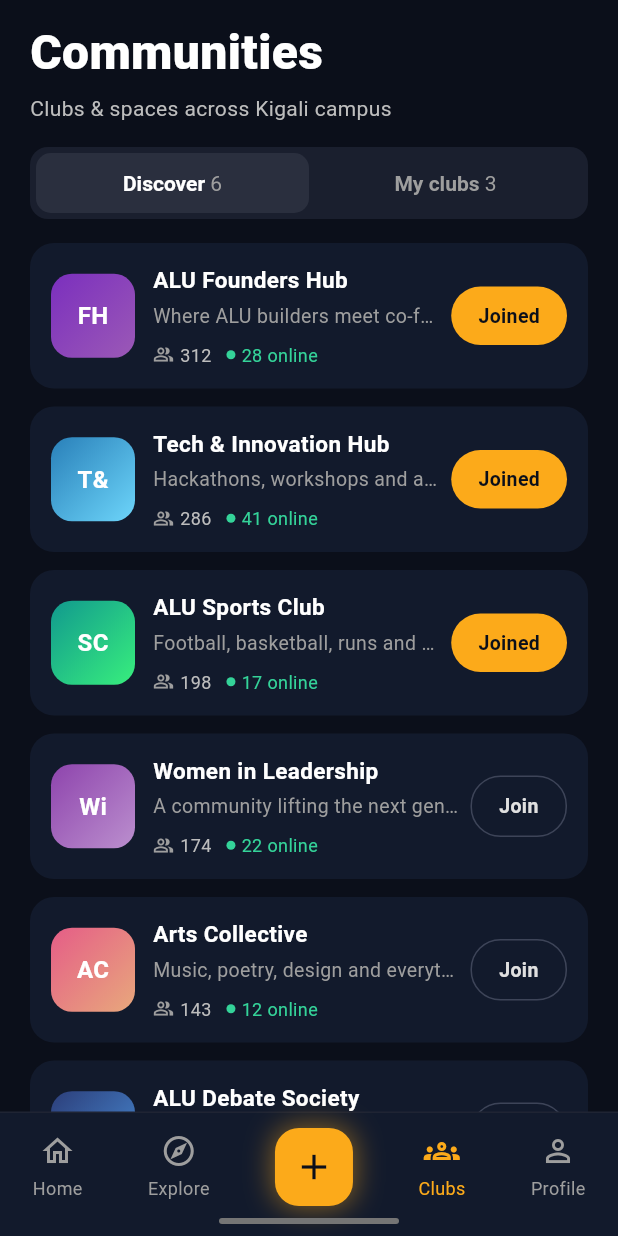
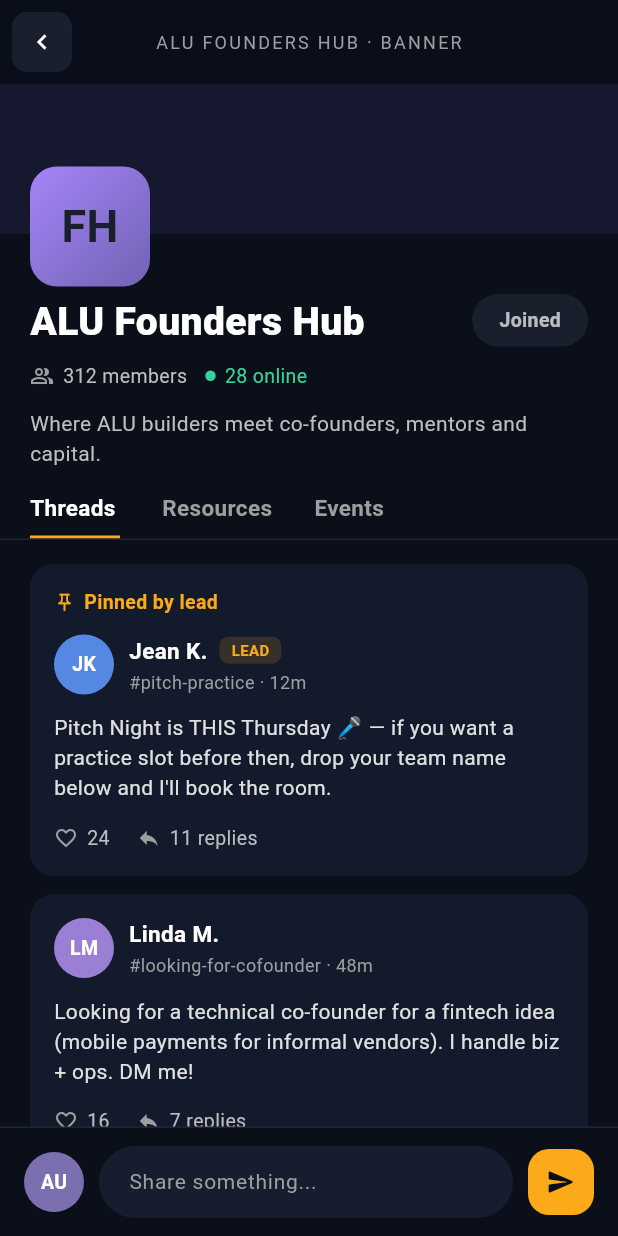
Before and after one commit to dindihabeeb/mobile_dev_formative_assignment_1, a Flutter app: the screen it shows after launch, on a phone screen of 412 x 824 dp. Run offline on Flutter 3.47's test engine with Material 3 defaults, Android fonts, the phone set to English and light mode, and no system bars.

Commit message:
feat: announcement page added

```diff
--- a/lib/main.dart
+++ b/lib/main.dart
@@ -1,6 +1,7 @@
 import 'package:flutter/material.dart';
 import 'screens/communityPage.dart';
 import 'screens/newEvent.dart';
+import 'screens/announcementPage.dart';
 
 void main() {
   runApp(const MyApp());
@@ -16,6 +17,6 @@ class MyApp extends StatefulWidget {
 class _MyAppState extends State<MyApp> {
   @override
   Widget build(BuildContext context) {
-    return MaterialApp(themeMode: ThemeMode.dark, home: Communitypage());
+    return MaterialApp(themeMode: ThemeMode.dark, home: Announcementpage());
   }
 }
--- /dev/null
+++ b/lib/screens/announcementPage.dart
@@ -0,0 +1,459 @@
+import 'package:flutter/material.dart';
+
+const Color _kPageBg = Color(0xFF0B0F1A);
+const Color _kBannerBg = Color(0xFF16182F);
+const Color _kBadgeStart = Color(0xFFA584F8);
+const Color _kBadgeEnd = Color(0xFF7163B4);
+const Color _kBadgeText = Color(0xFF1A1F2E);
+const Color _kJoinedBg = Color(0xFF1A1F2E);
+const Color _kOnlineGreen = Color(0xFF34D399);
+const Color _kCardBg = Color(0xFF121A2C);
+const Color _kAccentOrange = Color(0xFFFCAA1A);
+const Color _kDividerColor = Color(0xFF1F2433);
+const Color _kInputBg = Color(0xFF171C2F);
+const Color _kJKAvatar = Color(0xFF5588E3);
+const Color _kLMAvatar = Color(0xFF9B7FD4);
+const Color _kDAAvatarStart = Color(0xFFE89B5C);
+const Color _kDAAvatarEnd = Color(0xFFB8763E);
+const Color _kAUAvatar = Color(0xFF7B6FB0);
+
+class Announcementpage extends StatefulWidget {
+  const Announcementpage({super.key});
+
+  @override
+  State<Announcementpage> createState() => _AnnouncementpageState();
+}
+
+class _AnnouncementpageState extends State<Announcementpage> {
+  final _messageController = TextEditingController();
+
+  @override
+  void dispose() {
+    _messageController.dispose();
+    super.dispose();
+  }
+
+  @override
+  Widget build(BuildContext context) {
+    return Scaffold(
+      backgroundColor: _kPageBg,
+      appBar: AppBar(
+        backgroundColor: Color(0xFF090E1A),
+        elevation: 0,
+        leading: Padding(
+          padding: EdgeInsets.all(8.0),
+          child: Container(
+            decoration: BoxDecoration(
+              color: Color(0xFF1A1F2E),
+              borderRadius: BorderRadius.circular(10),
+            ),
+            child: IconButton(
+              onPressed: () {},
+              icon: Icon(Icons.chevron_left, color: Colors.white, size: 20),
+            ),
+          ),
+        ),
+        title: Text(
+          "ALU FOUNDERS HUB · BANNER",
+          style: TextStyle(
+            color: Colors.grey,
+            fontSize: 12,
+            letterSpacing: 1.5,
+          ),
+        ),
+        centerTitle: true,
+      ),
+      body: Column(
+        crossAxisAlignment: CrossAxisAlignment.start,
+        children: [
+          // Banner strip with the "FH" badge floating on top of it.
+          SizedBox(
+            height: 140,
+            child: Stack(
+              clipBehavior: Clip.none,
+              children: [
+                Container(
+                  width: double.infinity,
+                  height: 100,
+                  color: _kBannerBg,
+                ),
+                Positioned(
+                  left: 20,
+                  top: 55,
+                  child: Container(
+                    width: 80,
+                    height: 80,
+                    alignment: Alignment.center,
+                    decoration: BoxDecoration(
+                      gradient: const LinearGradient(
+                        colors: [_kBadgeStart, _kBadgeEnd],
+                        begin: Alignment.topLeft,
+                        end: Alignment.bottomRight,
+                      ),
+                      borderRadius: BorderRadius.circular(18),
+                    ),
+                    child: const Text(
+                      'FH',
+                      style: TextStyle(
+                        color: _kBadgeText,
+                        fontWeight: FontWeight.bold,
+                        fontSize: 30,
+                      ),
+                    ),
+                  ),
+                ),
+              ],
+            ),
+          ),
+          Padding(
+            padding: const EdgeInsets.symmetric(horizontal: 20),
+            child: Row(
+              crossAxisAlignment: CrossAxisAlignment.start,
+              children: [
+                const Expanded(
+                  child: Text(
+                    'ALU Founders Hub',
+                    style: TextStyle(
+                      color: Colors.white,
+                      fontSize: 26,
+                      fontWeight: FontWeight.w800,
+                    ),
+                  ),
+                ),
+                Container(
+                  padding: const EdgeInsets.symmetric(
+                    horizontal: 18,
+                    vertical: 8,
+                  ),
+                  decoration: BoxDecoration(
+                    color: _kJoinedBg,
+                    borderRadius: BorderRadius.circular(20),
+                  ),
+                  child: const Text(
+                    'Joined',
+                    style: TextStyle(
+                      color: Colors.white70,
+                      fontWeight: FontWeight.bold,
+                      fontSize: 13,
+                    ),
+                  ),
+                ),
+              ],
+            ),
+          ),
+          const SizedBox(height: 8),
+          Padding(
+            padding: const EdgeInsets.symmetric(horizontal: 20),
+            child: Row(
+              children: [
+                Icon(
+                  Icons.people_alt_outlined,
+                  size: 16,
+                  color: Colors.grey[500],
+                ),
+                const SizedBox(width: 6),
+                Text(
+                  '312 members',
+                  style: TextStyle(color: Colors.grey[400], fontSize: 13),
+                ),
+                const SizedBox(width: 12),
+                Container(
+                  width: 7,
+                  height: 7,
+                  decoration: const BoxDecoration(
+                    color: _kOnlineGreen,
+                    shape: BoxShape.circle,
+                  ),
+                ),
+                const SizedBox(width: 6),
+                const Text(
+                  '28 online',
+                  style: TextStyle(color: _kOnlineGreen, fontSize: 13),
+                ),
+              ],
+            ),
+          ),
+          Padding(
+            padding: const EdgeInsets.fromLTRB(20, 12, 20, 16),
+            child: Text(
+              'Where ALU builders meet co-founders, mentors and capital.',
+              style: TextStyle(color: Colors.grey[400], fontSize: 14, height: 1.4),
+            ),
+          ),
+          Padding(
+            padding: const EdgeInsets.symmetric(horizontal: 20),
+            child: Row(
+              children: [
+                _buildTab('Threads', active: true),
+                const SizedBox(width: 28),
+                _buildTab('Resources', active: false),
+                const SizedBox(width: 28),
+                _buildTab('Events', active: false),
+              ],
+            ),
+          ),
+          const Divider(height: 1, color: _kDividerColor),
+          Expanded(
+            child: ListView(
+              padding: const EdgeInsets.fromLTRB(20, 16, 20, 16),
+              children: [
+                _buildThreadCard(
+                  pinned: true,
+                  avatarText: 'JK',
+                  avatarColors: const [_kJKAvatar, _kJKAvatar],
+                  name: 'Jean K.',
+                  isLead: true,
+                  tag: '#pitch-practice',
+                  time: '12m',
+                  body:
+                      'Pitch Night is THIS Thursday \u{1F3A4} — if you want a practice slot before then, drop your team name below and I\'ll book the room.',
+                  likes: 24,
+                  replies: 11,
+                ),
+                const SizedBox(height: 12),
+                _buildThreadCard(
+                  avatarText: 'LM',
+                  avatarColors: const [_kLMAvatar, _kLMAvatar],
+                  name: 'Linda M.',
+                  tag: '#looking-for-cofounder',
+                  time: '48m',
+                  body:
+                      'Looking for a technical co-founder for a fintech idea (mobile payments for informal vendors). I handle biz + ops. DM me!',
+                  likes: 16,
+                  replies: 7,
+                ),
+                const SizedBox(height: 12),
+                _buildThreadCard(
+                  avatarText: 'DA',
+                  avatarColors: const [_kDAAvatarStart, _kDAAvatarEnd],
+                  name: 'David A.',
+                  tag: '#resources',
+                  time: '2h',
+                ),
+              ],
+            ),
+          ),
+        ],
+      ),
+      bottomNavigationBar: _buildComposer(),
+    );
+  }
+
+  Widget _buildTab(String label, {required bool active}) {
+    return Column(
+      mainAxisSize: MainAxisSize.min,
+      crossAxisAlignment: CrossAxisAlignment.start,
+      children: [
+        Text(
+          label,
+          style: TextStyle(
+            color: active ? Colors.white : Colors.grey[500],
+            fontWeight: FontWeight.bold,
+            fontSize: 15,
+          ),
+        ),
+        const SizedBox(height: 8),
+        Container(
+          height: 2,
+          width: 60,
+          color: active ? _kAccentOrange : Colors.transparent,
+        ),
+      ],
+    );
+  }
+
+  Widget _circleAvatar({
+    required String text,
+    required List<Color> colors,
+    double size = 40,
+  }) {
+    return Container(
+      width: size,
+      height: size,
+      alignment: Alignment.center,
+      decoration: BoxDecoration(
+        gradient: LinearGradient(
+          colors: colors,
+          begin: Alignment.topLeft,
+          end: Alignment.bottomRight,
+        ),
+        shape: BoxShape.circle,
+      ),
+      child: Text(
+        text,
+        style: const TextStyle(
+          color: Colors.white,
+          fontWeight: FontWeight.bold,
+          fontSize: 13,
+        ),
+      ),
+    );
+  }
+
+  Widget _buildThreadCard({
+    bool pinned = false,
+    required String avatarText,
+    required List<Color> avatarColors,
+    required String name,
+    bool isLead = false,
+    required String tag,
+    required String time,
+    String? body,
+    int? likes,
+    int? replies,
+  }) {
+    return Container(
+      padding: const EdgeInsets.all(16),
+      decoration: BoxDecoration(
+        color: _kCardBg,
+        borderRadius: BorderRadius.circular(16),
+      ),
+      child: Column(
+        crossAxisAlignment: CrossAxisAlignment.start,
+        children: [
+          if (pinned) ...[
+            Row(
+              children: [
+                const Icon(Icons.push_pin_outlined, size: 14, color: _kAccentOrange),
+                const SizedBox(width: 6),
+                Text(
+                  'Pinned by lead',
+                  style: TextStyle(
+                    color: _kAccentOrange,
+                    fontWeight: FontWeight.bold,
+                    fontSize: 13,
+                  ),
+                ),
+              ],
+            ),
+            const SizedBox(height: 12),
+          ],
+          Row(
+            crossAxisAlignment: CrossAxisAlignment.center,
+            children: [
+              _circleAvatar(text: avatarText, colors: avatarColors),
+              const SizedBox(width: 10),
+              Expanded(
+                child: Column(
+                  crossAxisAlignment: CrossAxisAlignment.start,
+                  children: [
+                    Row(
+                      children: [
+                        Text(
+                          name,
+                          style: const TextStyle(
+                            color: Colors.white,
+                            fontWeight: FontWeight.bold,
+                            fontSize: 15,
+                          ),
+                        ),
+                        if (isLead) ...[
+                          const SizedBox(width: 8),
+                          Container(
+                            padding: const EdgeInsets.symmetric(
+                              horizontal: 8,
+                              vertical: 2,
+                            ),
+                            decoration: BoxDecoration(
+                              color: _kAccentOrange.withValues(alpha: 0.15),
+                              borderRadius: BorderRadius.circular(6),
+                            ),
+                            child: const Text(
+                              'LEAD',
+                              style: TextStyle(
+                                color: _kAccentOrange,
+                                fontWeight: FontWeight.bold,
+                                fontSize: 10,
+                              ),
+                            ),
+                          ),
+                        ],
+                      ],
+                    ),
+                    const SizedBox(height: 2),
+                    Text(
+                      '$tag · $time',
+                      style: TextStyle(color: Colors.grey[500], fontSize: 12),
+                    ),
+                  ],
+                ),
+              ),
+            ],
+          ),
+          if (body != null) ...[
+            const SizedBox(height: 12),
+            Text(
+              body,
+              style: TextStyle(color: Colors.grey[300], fontSize: 14, height: 1.4),
+            ),
+          ],
+          if (likes != null && replies != null) ...[
+            const SizedBox(height: 14),
+            Row(
+              children: [
+                Icon(Icons.favorite_border, size: 16, color: Colors.grey[500]),
+                const SizedBox(width: 6),
+                Text('$likes', style: TextStyle(color: Colors.grey[400], fontSize: 13)),
+                const SizedBox(width: 18),
+                Icon(Icons.reply, size: 16, color: Colors.grey[500]),
+                const SizedBox(width: 6),
+                Text(
+                  '$replies replies',
+                  style: TextStyle(color: Colors.grey[400], fontSize: 13),
+                ),
+              ],
+            ),
+          ],
+        ],
+      ),
+    );
+  }
+
+  Widget _buildComposer() {
+    return Container(
+      padding: const EdgeInsets.fromLTRB(16, 12, 16, 12),
+      decoration: const BoxDecoration(
+        color: _kPageBg,
+        border: Border(top: BorderSide(color: _kDividerColor, width: 1)),
+      ),
+      child: SafeArea(
+        top: false,
+        child: Row(
+          children: [
+            _circleAvatar(text: 'AU', colors: const [_kAUAvatar, _kAUAvatar], size: 40),
+            const SizedBox(width: 10),
+            Expanded(
+              child: TextField(
+                controller: _messageController,
+                style: const TextStyle(color: Colors.white, fontSize: 14),
+                decoration: InputDecoration(
+                  hintText: 'Share something...',
+                  hintStyle: TextStyle(color: Colors.grey[500], fontSize: 14),
+                  filled: true,
+                  fillColor: _kInputBg,
+                  contentPadding:
+                      const EdgeInsets.symmetric(horizontal: 16, vertical: 12),
+                  border: OutlineInputBorder(
+                    borderRadius: BorderRadius.circular(24),
+                    borderSide: BorderSide.none,
+                  ),
+                ),
+              ),
+            ),
+            const SizedBox(width: 10),
+            Container(
+              width: 44,
+              height: 44,
+              alignment: Alignment.center,
+              decoration: BoxDecoration(
+                color: _kAccentOrange,
+                borderRadius: BorderRadius.circular(14),
+              ),
+              child: const Icon(Icons.send_rounded, color: _kPageBg, size: 20),
+            ),
+          ],
+        ),
+      ),
+    );
+  }
+}
```
